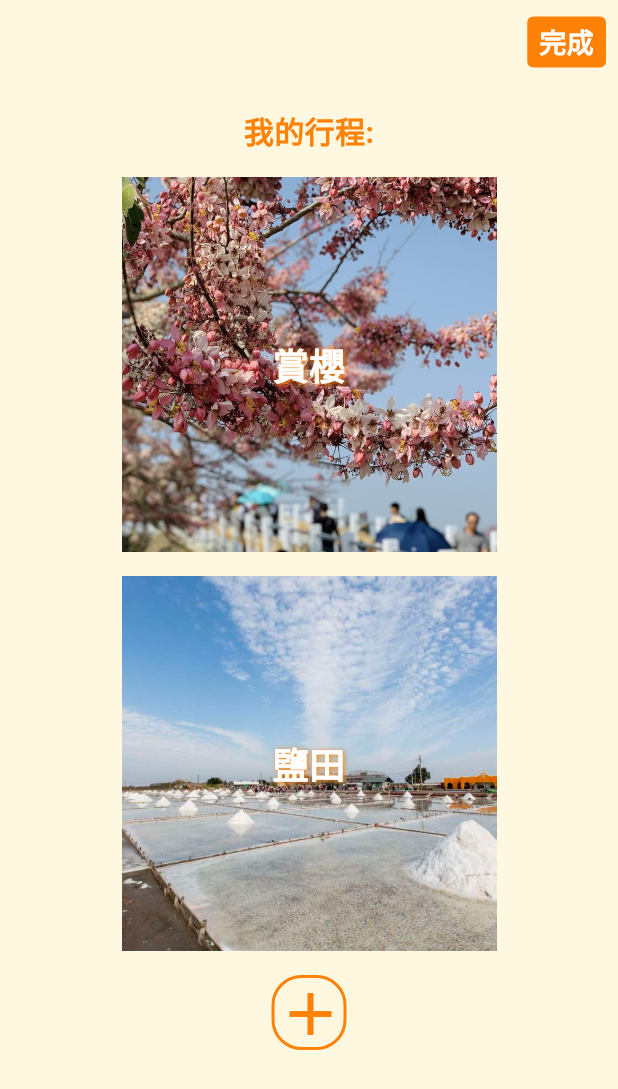
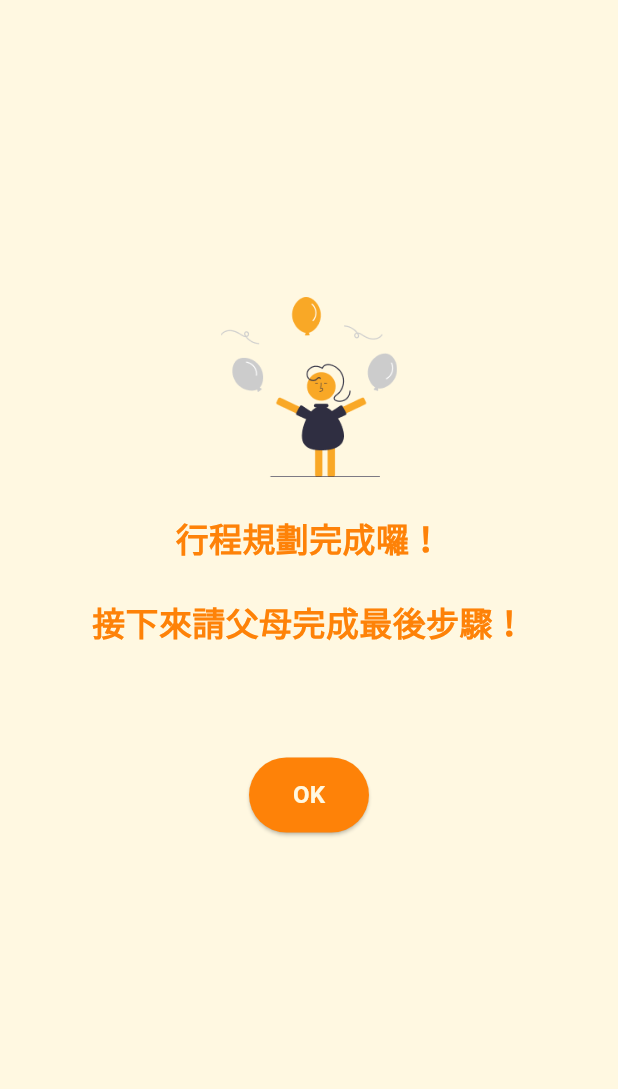
Before and after one commit to Ivan1191/flutter, a Flutter app: the JourneyRoute screen opened directly, after a tap on "完成", on a phone screen of 412 x 824 dp. Shown: the top 1089 px of the screen. Run offline on Flutter 3.47's test engine with Material 2 defaults, Android fonts, the phone set to English and light mode, and no system bars; our stand-ins replace flutter_cache_manager, flutter_tts, speech_to_text, tuple.

Commit message:
Add planend.dart file

```diff
--- a/lib/dest.dart
+++ b/lib/dest.dart
@@ -366,7 +366,7 @@ class _TappableTravelDestinationItemState
                         children: [
                           Positioned.fill(
                             child: Ink.image(
-                              image: NetworkImage(widget.destination.assetName),
+                              image: AssetImage(widget.destination.assetName),
                               fit: BoxFit.cover,
                               child: Container(),
                             ),
--- a/lib/journey.dart
+++ b/lib/journey.dart
@@ -1,8 +1,18 @@
+import 'package:fianl/planend.dart';
 import 'package:flutter/material.dart';
+import 'package:flutter_tts/flutter_tts.dart';
 
 class JourneyRoute extends StatefulWidget {
   @override
   State<JourneyRoute> createState() => _JourneyState();
+}
+
+FlutterTts flutterTts = FlutterTts();
+
+Future<void> speakText(String text) async {
+  await flutterTts.setLanguage('zh-TW');
+  await flutterTts.setSpeechRate(0.5);
+  await flutterTts.speak(text);
 }
 
 class _JourneyState extends State<JourneyRoute> {
@@ -16,6 +26,10 @@ class _JourneyState extends State<JourneyRoute> {
         actions: [
           IconButton(
             onPressed: () {
+              Navigator.push(
+                context,
+                MaterialPageRoute(builder: (context) => PlanEnd()),
+              );
               // 處理完成按鈕的點擊事件
             },
             icon: Container(
@@ -23,7 +37,7 @@ class _JourneyState extends State<JourneyRoute> {
                 color: Color.fromRGBO(254, 130, 8, 1),
                 borderRadius: BorderRadius.circular(4),
               ),
-              padding: EdgeInsets.symmetric(horizontal: 8, vertical: 4),
+              padding: EdgeInsets.symmetric(horizontal: 15, vertical: 4),
               child: Text(
                 '完成',
                 style: TextStyle(
@@ -40,15 +54,37 @@ class _JourneyState extends State<JourneyRoute> {
         crossAxisAlignment: CrossAxisAlignment.center,
         children: [
           SizedBox(height: 16),
-          Text(
-            '我的行程:',
+          Row(
+            crossAxisAlignment: CrossAxisAlignment.center,
+            children: [
+              Padding(
+                padding: const EdgeInsets.only(right: 0, left: 110),
+                child: Text(
+                  '我的行程',
                   style: TextStyle(
-              fontSize: 20,
-              fontWeight: FontWeight.bold,
+                    fontFamily: 'Arial',
+                    fontStyle: FontStyle.normal,
+                    fontWeight: FontWeight.w700,
+                    fontSize: 36,
+                    height: 1.13,
                     color: Color.fromRGBO(254, 130, 8, 1),
                   ),
                 ),
-          SizedBox(height: 16),
+              ),
+              Padding(
+                padding: const EdgeInsets.only(right: 10),
+                child: IconButton(
+                  onPressed: () {
+                    speakText('我的行程');
+                  },
+                  icon: Icon(Icons.volume_up_rounded),
+                  color: Color.fromARGB(255, 254, 130, 8),
+                  iconSize: 30,
+                ),
+              ),
+            ],
+          ),
+          SizedBox(height: 30),
           Center(
             child: Column(
               children: [
@@ -56,11 +92,14 @@ class _JourneyState extends State<JourneyRoute> {
                 Stack(
                   alignment: Alignment.center,
                   children: [
-                    Image.asset(
+                    ClipRRect(
+                      borderRadius: BorderRadius.circular(40.0), // 设置圆角的半径
+                      child: Image.asset(
                         'images/pic1.jpg',
                         width: 250,
                         height: 250,
                         fit: BoxFit.cover,
+                      ),
                     ),
                     Text(
                       '賞櫻',
@@ -84,11 +123,14 @@ class _JourneyState extends State<JourneyRoute> {
                 Stack(
                   alignment: Alignment.center,
                   children: [
-                    Image.asset(
+                    ClipRRect(
+                      borderRadius: BorderRadius.circular(40.0),
+                      child: Image.asset(
                         'images/pic2.jpg',
                         width: 250,
                         height: 250,
                         fit: BoxFit.cover,
+                      ),
                     ),
                     Text(
                       '鹽田',
@@ -113,19 +155,19 @@ class _JourneyState extends State<JourneyRoute> {
                     width: 50,
                     height: 50,
                     decoration: BoxDecoration(
-                      color: Colors.transparent,
+                      color: Color.fromARGB(255, 254, 130, 8),
                       border: Border.all(
                         color: Color.fromRGBO(254, 130, 8, 1),
                         width: 2.0,
                       ),
-                      borderRadius: BorderRadius.circular(20),
+                      borderRadius: BorderRadius.circular(100),
                     ),
                     child: Align(
                       alignment: Alignment.center,
                       child: Icon(
                         Icons.add,
-                        size: 48,
-                        color: Color.fromRGBO(254, 130, 8, 1),
+                        size: 40,
+                        color: Colors.white,
                       ),
                     ),
                   ),
--- /dev/null
+++ b/lib/planend.dart
@@ -0,0 +1,67 @@
+import 'package:flutter/material.dart';
+// 引入flutter_tts庫
+// 引入日期格式化套件
+// ignore: depend_on_referenced_packages
+
+class PlanEnd extends StatefulWidget {
+  @override
+  // ignore: library_private_types_in_public_api
+  _PlanEndState createState() => _PlanEndState();
+}
+
+class _PlanEndState extends State<PlanEnd> {
+  @override
+  Widget build(BuildContext context) {
+    return Scaffold(
+      backgroundColor: Color.fromARGB(255, 255, 248, 225),
+      body: Center(
+        child: Column(
+          children: [
+            SizedBox(height: 198),
+            Image.asset(
+              'images/4.1.png',
+              width: 120,
+              height: 120,
+            ),
+            SizedBox(height: 25),
+            Text(
+              '行程規劃完成囉！',
+              style: TextStyle(
+                  color: Color.fromARGB(255, 254, 130, 8),
+                  fontSize: 22,
+                  fontWeight: FontWeight.w700),
+            ),
+            SizedBox(height: 25),
+            Text(
+              '接下來請父母完成最後步驟！',
+              style: TextStyle(
+                  color: Color.fromARGB(255, 254, 130, 8),
+                  fontSize: 22,
+                  fontWeight: FontWeight.w700),
+            ),
+            SizedBox(height: 75),
+            Padding(
+              padding: EdgeInsets.only(left: 100, right: 100),
+              child: ElevatedButton(
+                onPressed: () {},
+                style: ElevatedButton.styleFrom(
+                    backgroundColor: Color.fromARGB(255, 254, 130, 8),
+                    minimumSize: Size(80, 50),
+                    shape: RoundedRectangleBorder(
+                        borderRadius: BorderRadius.circular(100))), //引導至規劃行程頁
+                child: Text(
+                  'OK',
+                  style: TextStyle(
+                    color: Color.fromARGB(255, 255, 248, 225),
+                    fontWeight: FontWeight.w600,
+                    fontSize: 16,
+                  ),
+                ),
+              ),
+            ),
+          ],
+        ),
+      ),
+    );
+  }
+}
--- a/lib/voice.dart
+++ b/lib/voice.dart
@@ -199,6 +199,7 @@ class _VoiceState extends State<VoiceRoute> {
     }
 
     _speechToText.listen(
+      localeId: 'zh_TW', // 繁體中文
       onResult: (result) {
         setState(() {
           _spokenText = result.recognizedWords; // 更新辨識到的文字
```
Also changed, not shown: lib/food.dart (+21 -3 lines), lib/goto.dart (+21 -2 lines), lib/theme.dart (+30 -2 lines). Lines whose indentation alone changed are shown as unchanged.
